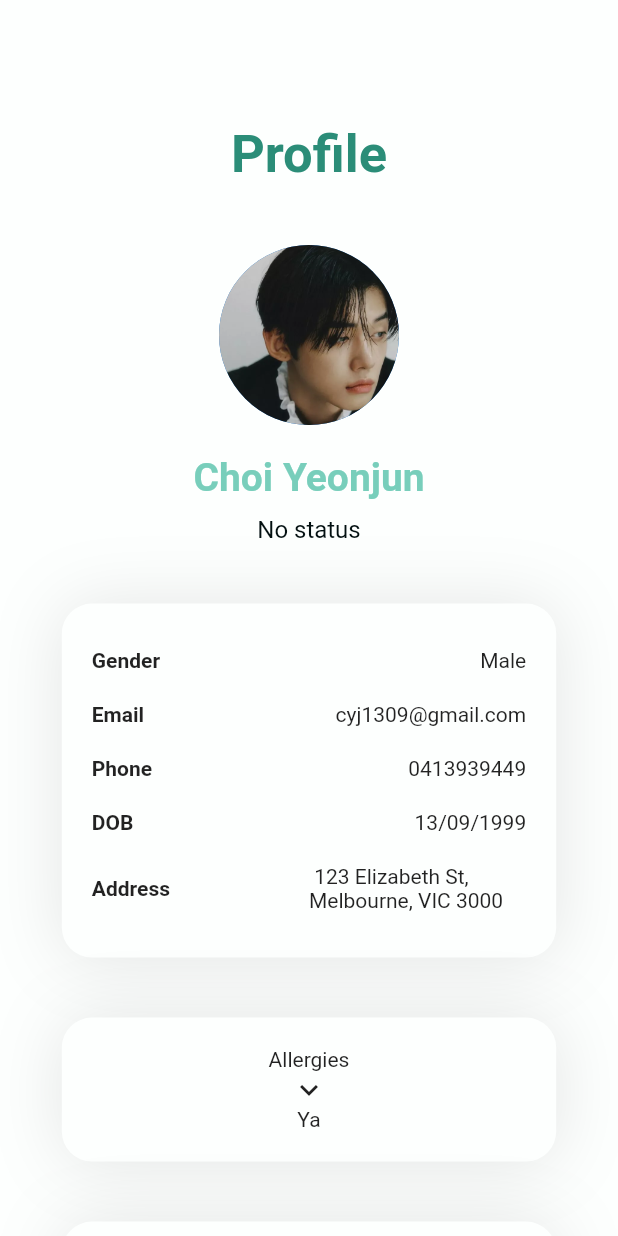
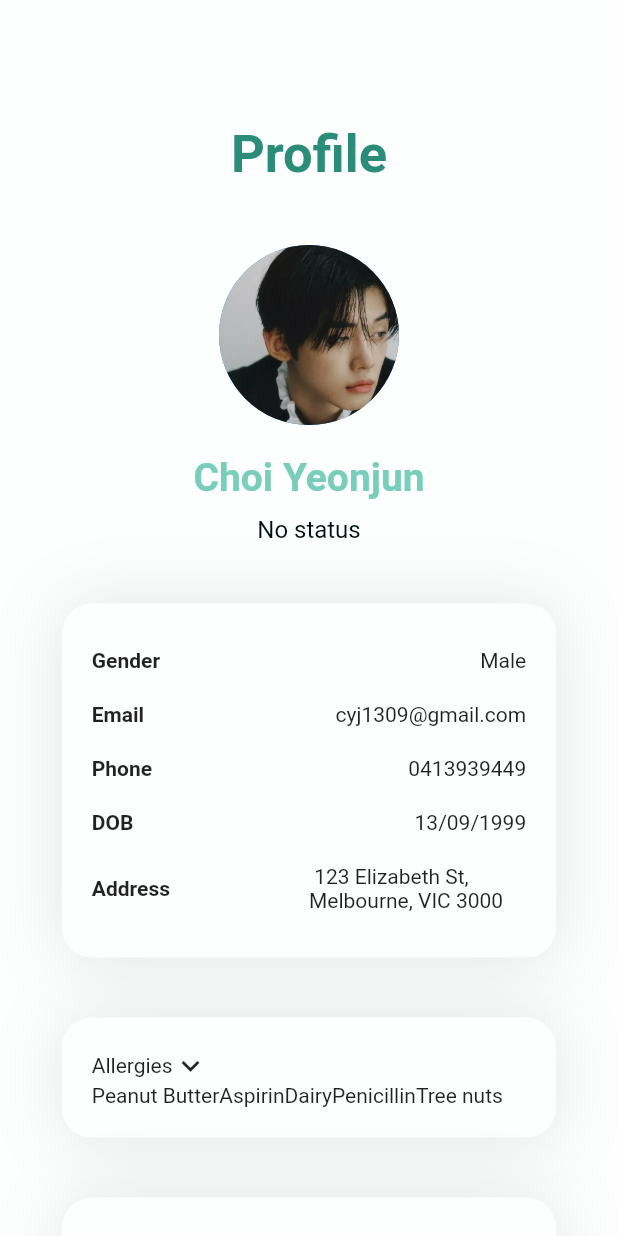
Before and after one commit to ND-Telemedicine-App/ND-Telemedicine-App, a Flutter app: the ProfilePage screen opened directly, on a phone screen of 412 x 824 dp. Run offline on Flutter 3.47's test engine with Material 2 defaults, Android fonts, the phone set to English and light mode, and no system bars.

Commit message:
Refactor shadow container component

```diff
--- a/lib/pages/profile_page.dart
+++ b/lib/pages/profile_page.dart
@@ -47,7 +47,23 @@ class _ProfilePageState extends State<ProfilePage> {
                         color: Color(0xff031011),
                       )),
                   // Info section
-                  ShadowContainer(content: Column(children: const [
+                      Container(
+                        margin: EdgeInsets.only(top: 40),
+                        padding: EdgeInsets.all(20),
+                        width: screenWidth * 0.8,
+                        decoration: BoxDecoration(
+                          borderRadius: BorderRadius.circular(20),
+                          color: Color(0xffFDFFFE),
+                          boxShadow: [
+                            BoxShadow(
+                              color: Colors.black.withOpacity(0.1),
+                              blurRadius: 40,
+                              offset: Offset(0.5, 1), // changes position of shadow
+                            ),
+                          ],
+                        ),
+                        child: Column(
+                          children: const [
                             InfoRow(infoHeader: "Gender", infoContent: "Male"),
                             InfoRow(
                                 infoHeader: "Email", infoContent: "cyj1309@gmail.com"),
@@ -56,29 +72,36 @@ class _ProfilePageState extends State<ProfilePage> {
                             InfoRow(
                                 infoHeader: "Address",
                                 infoContent: " 123 Elizabeth St, Melbourne, VIC 3000")
-                  ])),
-              ShadowContainer(content: Column(
-                  children: const [
-                    Text("Allergies"),
-                    Icon(Icons.keyboard_arrow_down),
-                    Text("Ya"),
                           ],
+                        ),
+                      ),
+                  ProfileContainer(
+                    title: "Allergies",
+                    content: const ["Peanut Butter", "Aspirin", "Dairy", "Penicillin", "Tree nuts"]
+                  ),
+                  ProfileContainer(
+                    title: "Diseases",
+                    content: const ["Major depression: 5 years", "Diabetes type 2: 10 years"],
+                     ),
+                  ProfileContainer(
+                    title: "Medication",
+                    content: const ["Citalopram", "Insulin"],
+                  ),
+                      // sign out btn
+                      Container(
+                        margin: EdgeInsets.only(top: 50),
+                        padding: EdgeInsets.symmetric(vertical: 15, horizontal: 30),
+                          decoration: BoxDecoration(
+                            borderRadius: BorderRadius.circular(50),
+                            color: Color(0xffBE3050),
+                      ),
+                        child: Text("Sign Out",
+                          style: TextStyle(
+                            color: Color(0xffFDFFFE),
+                            fontWeight: FontWeight.w600,
+                            fontSize: 20
                           )),
-            ShadowContainer(content: Column(
-                  children: const [
-                  Text("Diseases"),
-                  Icon(Icons.keyboard_arrow_down),
-                  Text("Ya"),
-              ],
-            )),
-            ShadowContainer(content: Column(
-              children: const [
-                Text("Medication"),
-                Icon(Icons.keyboard_arrow_down),
-                Text("Ya"),
-              ],
-            )),
-            ]))
-        ));
+                      )
+                ]))));
   }
 }
--- a/lib/widgets/features/shadow_container.dart
+++ b/lib/widgets/features/shadow_container.dart
@@ -1,12 +1,14 @@
 import 'package:flutter/material.dart';
 
-class ShadowContainer extends StatelessWidget {
-  const ShadowContainer({
+class ProfileContainer extends StatelessWidget {
+  const ProfileContainer({
     Key? key,
-    required this.content,
+    required this.title,
+    required this.content
   }) : super(key:key);
 
-  final Widget content;
+  final String title;
+  final List<String> content;
 
 
   @override
@@ -28,7 +30,21 @@ class ShadowContainer extends StatelessWidget {
             ),
           ],
         ),
-        child: content,
+        child: Column(
+          children: <Widget> [
+            Row(
+              children: <Widget> [
+                Text(title),
+                Icon(Icons.keyboard_arrow_down)
+              ],
+            ),
+            Row(
+              children: <Widget>[
+                for(var i in content) Text(i)
+              ],
+            )
+          ],
+        )
     );
   }
 }
```
Lines whose indentation alone changed are shown as unchanged.
